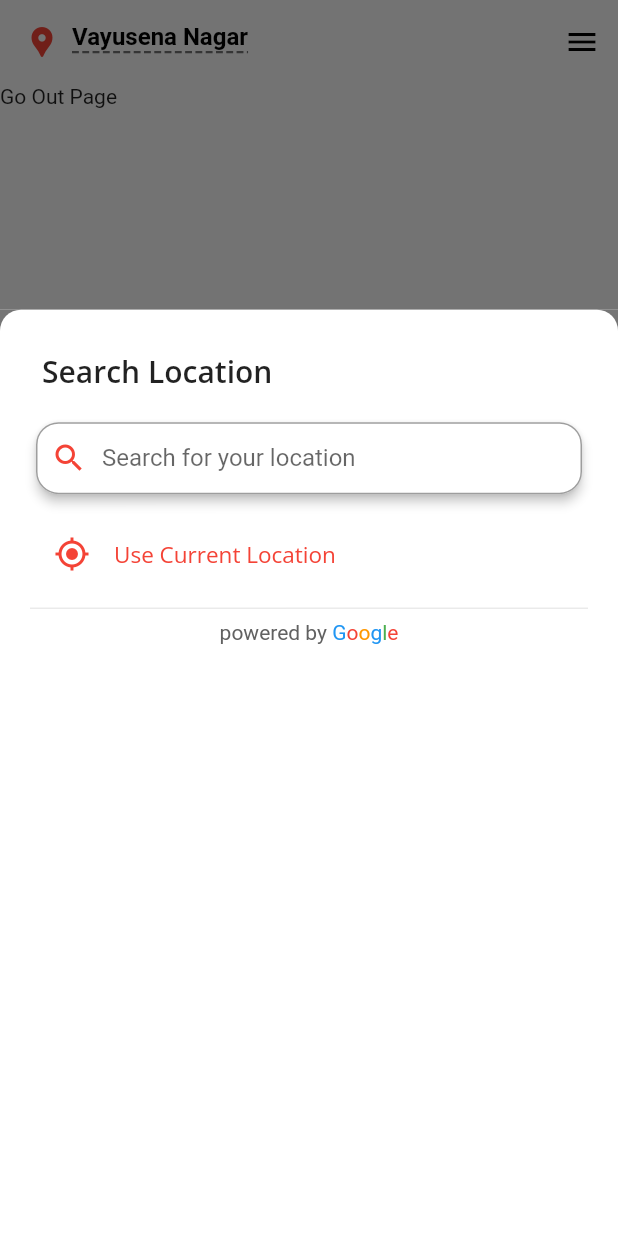
After one commit to Rohit-RA-2020/Zomato-UI, a Flutter app: the screen it shows after launch, item 2 of the bottom bar chosen, after a tap on the "location pin" icon, on a phone screen of 412 x 824 dp. The commit adds this screen. Run offline on Flutter 3.47's test engine with Material 2 defaults, Android fonts, the phone set to English and light mode, and no system bars; our stand-ins replace font_awesome_flutter, google_fonts; network calls fail.

Commit message:
Bottom Location sheet

```diff
--- /dev/null
+++ b/lib/screens/bottom_location_sheet.dart
@@ -0,0 +1,78 @@
+import 'package:flutter/material.dart';
+import 'package:google_fonts/google_fonts.dart';
+import 'package:zomato_ui/widgets/search_bar.dart';
+
+class BottomLocationSheet extends StatelessWidget {
+  const BottomLocationSheet({Key? key}) : super(key: key);
+
+  @override
+  Widget build(BuildContext context) {
+    return Container(
+      color: const Color(0xff757575),
+      child: Container(
+        padding: const EdgeInsets.all(20.0),
+        decoration: const BoxDecoration(
+          color: Colors.white,
+          borderRadius: BorderRadius.only(
+            topLeft: Radius.circular(14.0),
+            topRight: Radius.circular(14.0),
+          ),
+        ),
+        child: Container(
+          child: Column(
+            crossAxisAlignment: CrossAxisAlignment.stretch,
+            children: <Widget>[
+              Padding(
+                padding: const EdgeInsets.all(8.0),
+                child: Text(
+                  'Search Location',
+                  style: GoogleFonts.openSans(
+                      fontSize: 20, fontWeight: FontWeight.w600),
+                ),
+              ),
+              const Padding(
+                padding: EdgeInsets.only(top: 8.0, bottom: 8.0),
+                child: SearchBox('Search for your location'),
+              ),
+              ListTile(
+                onTap: () {
+                  print('Location tile Tapped');
+                },
+                minLeadingWidth: 10,
+                leading: const Icon(
+                  Icons.my_location_sharp,
+                  color: Colors.red,
+                ),
+                title: Text(
+                  'Use Current Location',
+                  style: GoogleFonts.openSans(fontSize: 15, color: Colors.red),
+                ),
+              ),
+              const Divider(),
+              Center(
+                child: RichText(
+                  text: TextSpan(
+                    text: 'powered by ',
+                    style: TextStyle(color: Colors.grey.shade700),
+                    children: const <TextSpan>[
+                      TextSpan(text: 'G', style: TextStyle(color: Colors.blue)),
+                      TextSpan(text: 'o', style: TextStyle(color: Colors.red)),
+                      TextSpan(
+                          text: 'o', style: TextStyle(color: Colors.orange)),
+                      TextSpan(text: 'g', style: TextStyle(color: Colors.blue)),
+                      TextSpan(
+                          text: 'l', style: TextStyle(color: Colors.green)),
+                      TextSpan(text: 'e', style: TextStyle(color: Colors.red)),
+                    ],
+                  ),
+                ),
+              ),
+              SizedBox(height: MediaQuery.of(context).size.height / 2.2),
+            ],
+          ),
+          color: Colors.white38,
+        ),
+      ),
+    );
+  }
+}
--- a/lib/screens/home_screen.dart
+++ b/lib/screens/home_screen.dart
@@ -1,5 +1,6 @@
 import 'package:flutter/material.dart';
 import 'package:font_awesome_flutter/font_awesome_flutter.dart';
+import 'package:zomato_ui/screens/bottom_location_sheet.dart';
 import 'package:zomato_ui/screens/go_out_page.dart';
 import 'package:zomato_ui/screens/order_page.dart';
 import 'package:zomato_ui/screens/pro_page.dart';
@@ -37,9 +38,26 @@ class _HomePageState extends State<HomePage> {
                 elevation: 0,
                 backgroundColor: Colors.transparent,
                 title: Row(
-                  children: const <Widget>[
-                    Icon(Icons.location_pin, color: Colors.red),
-                    Padding(
+                  children: <Widget>[
+                    InkWell(
+                        child:
+                            const Icon(Icons.location_pin, color: Colors.red),
+                        onTap: () {
+                          showModalBottomSheet(
+                            context: context,
+                            isScrollControlled: true,
+                            builder: (context) => SingleChildScrollView(
+                              child: Container(
+                                padding: EdgeInsets.only(
+                                    bottom: MediaQuery.of(context)
+                                        .viewInsets
+                                        .bottom),
+                                child: const BottomLocationSheet(),
+                              ),
+                            ),
+                          );
+                        }),
+                    const Padding(
                       padding: EdgeInsets.all(8.0),
                       child: Text(
                         'Vayusena Nagar',
```
